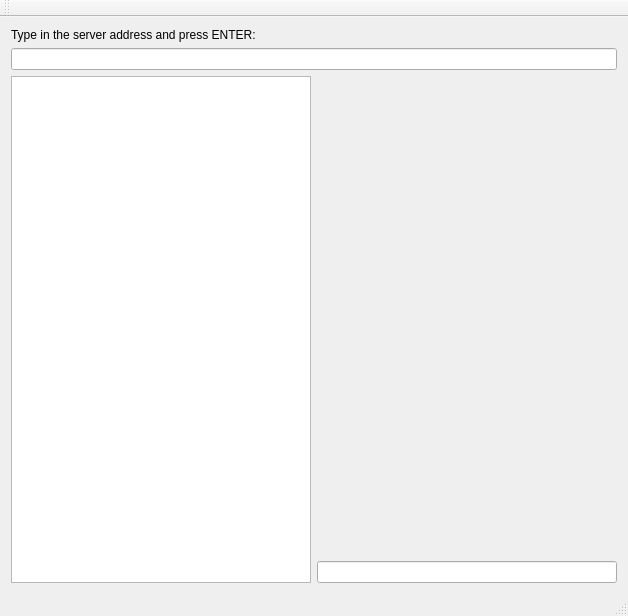
Above: sos-qtmaster/sosmaster.ui from capturcus/sos before the change. Below: the same form after it.
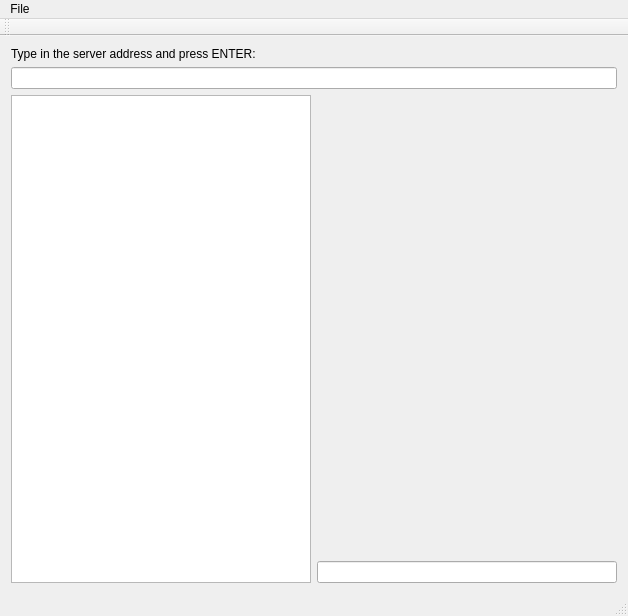
That is the form after the change.

The edit to the form file:
```diff
--- a/sos-qtmaster/sosmaster.ui
+++ b/sos-qtmaster/sosmaster.ui
@@ -69,6 +69,13 @@
      <height>21</height>
     </rect>
    </property>
+   <widget class="QMenu" name="menuFile">
+    <property name="title">
+     <string>File</string>
+    </property>
+    <addaction name="actionLoadLua"/>
+   </widget>
+   <addaction name="menuFile"/>
   </widget>
   <widget class="QToolBar" name="mainToolBar">
    <attribute name="toolBarArea">
```
Left out of the diff: 5 changed lines with no effect on the pictures.
